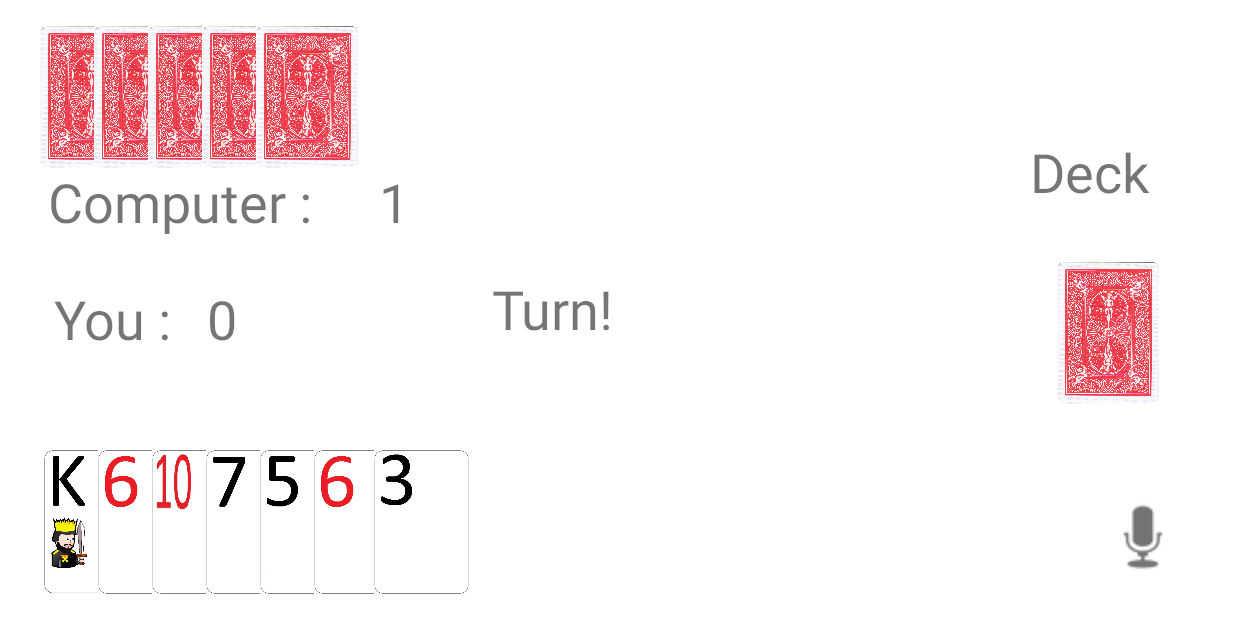
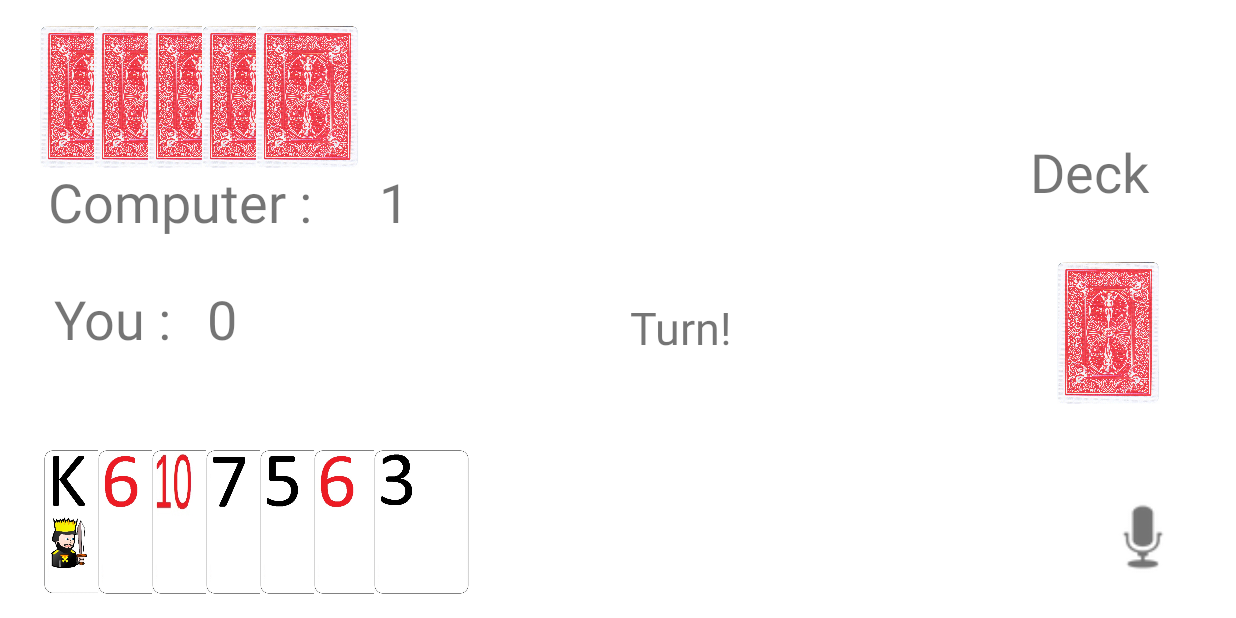
Before and after one commit to isobonja/CS-321-Project, an Android app: the GameStartActivity screen opened directly, with no data from a screen before it, on a phone screen of 824 x 412 dp (held sideways). Run offline under Robolectric (Android 15) with nearby library versions, the light colour scheme and no system bars; 2 statements that could not run were skipped.

Commit message:
Add files via upload

```diff
--- a/GoFish/app/src/main/res/layout/activity_game_start.xml
+++ b/GoFish/app/src/main/res/layout/activity_game_start.xml
@@ -72,14 +72,18 @@
 
     <TextView
         android:id="@+id/centerMessage"
-        android:layout_width="168dp"
-        android:layout_height="49dp"
+        android:layout_width="363dp"
+        android:layout_height="38dp"
+        android:gravity="center"
         android:text="Your Turn"
-        android:textSize="36sp"
+        android:textAlignment="center"
+        android:textSize="30sp"
         app:layout_constraintBottom_toBottomOf="parent"
         app:layout_constraintEnd_toEndOf="parent"
+        app:layout_constraintHorizontal_bias="0.591"
         app:layout_constraintStart_toStartOf="parent"
-        app:layout_constraintTop_toTopOf="parent" />
+        app:layout_constraintTop_toTopOf="parent"
+        app:layout_constraintVertical_bias="0.53" />
 
     <ImageView
         android:id="@+id/computerCardImage1"
```
